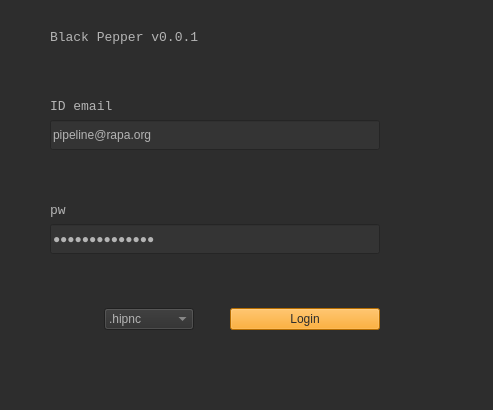
Qt form python/BlackPepper/ui/test_sw/mvc_login_3.ui (NetflixVFX-Ac/BlackPepper) before a commit.
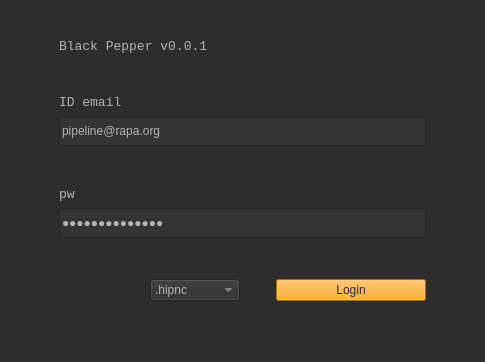
The same form after that commit.

Commit message: edit ui,add def preset json control

Patch:
```diff
--- a/python/BlackPepper/ui/test_sw/mvc_login_3.ui
+++ b/python/BlackPepper/ui/test_sw/mvc_login_3.ui
@@ -2,14 +2,23 @@
 <ui version="4.0">
  <class>MainWindow</class>
  <widget class="QMainWindow" name="MainWindow">
+  <property name="enabled">
+   <bool>true</bool>
+  </property>
   <property name="geometry">
    <rect>
     <x>0</x>
     <y>0</y>
-    <width>493</width>
-    <height>410</height>
+    <width>485</width>
+    <height>362</height>
    </rect>
   </property>
+  <property name="maximumSize">
+   <size>
+    <width>500</width>
+    <height>400</height>
+   </size>
+  </property>
   <property name="windowTitle">
    <string>MainWindow</string>
   </property>
@@ -21,19 +30,18 @@
 </string>
   </property>
   <widget class="QWidget" name="centralwidget">
+   <property name="enabled">
+    <bool>true</bool>
+   </property>
    <property name="styleSheet">
     <string notr="true"/>
    </property>
-   <widget class="QWidget" name="layoutWidget">
-    <property name="geometry">
-     <rect>
-      <x>0</x>
-      <y>0</y>
-      <width>430</width>
-      <height>360</height>
-     </rect>
-    </property>
+   <layout class="QGridLayout" name="gridLayout">
+    <item row="0" column="0">
     <layout class="QVBoxLayout" name="verticalLayout_2">
+      <property name="spacing">
+       <number>6</number>
+      </property>
      <property name="leftMargin">
       <number>50</number>
      </property>
@@ -256,7 +264,8 @@
       </layout>
      </item>
     </layout>
-   </widget>
+    </item>
+   </layout>
   </widget>
   <widget class="QMenuBar" name="menubar">
    <property name="geometry">
```
Left out of the diff: 2 changed lines with no effect on the pictures. Lines whose indentation alone changed are shown as unchanged. The commit also changes 1 other file.
